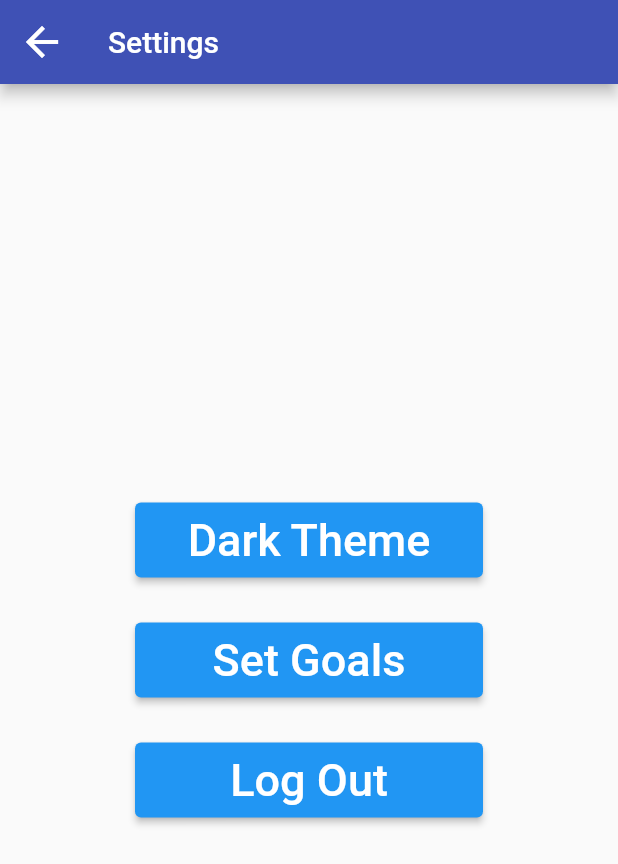
After one commit to GDauterman/rpi_beefcake, a Flutter app: the screen it shows once a user with an empty profile is signed in, item 2 of the bottom bar chosen, after a tap on the "settings" icon, on a phone screen of 412 x 824 dp. The commit adds this screen. Shown: the top 864 px of the screen. Run offline on Flutter 3.47's test engine with Material 2 defaults, Android fonts, the phone set to English and light mode, and no system bars; our stand-ins replace cloud_firestore, firebase_auth, firebase_core; accounts and stored records are empty.

Commit message:
wrapped up Friday night sprint

```diff
--- a/lib/base_page.dart
+++ b/lib/base_page.dart
@@ -18,7 +18,7 @@ class BasePage extends StatefulWidget {
 
 class _BasePage extends State<BasePage> {
 
-  PageItems pageItem = PageItems.home;
+  PageItems pageItem = PageItems.health;
 
   void _onItemTapped(int index) {
     setState(() {
@@ -39,10 +39,15 @@ class _BasePage extends State<BasePage> {
       appBar: AppBar(
         title: Text(pageItem.getTitle),
         backgroundColor: bc_style().accent2color,
+        actions: [
+          IconButton(
+              onPressed: (() {widget.nk.currentState!.pushNamed('/settings');}),
+              icon: Icon(Icons.settings, size: 32,))
+        ],
       ),
       body: (() {
         if(pageItem == PageItems.home) {
-          return const HomePage();}
+          return HomePage(widget.db);}
         if(pageItem == PageItems.fitness) {
           return FitnessPage(widget.db);}
         if(pageItem == PageItems.health) {
--- a/lib/health_page.dart
+++ b/lib/health_page.dart
@@ -82,7 +82,8 @@ class _HealthPage extends State<HealthPage> {
           )
         );
       case healthSubPages.sleep:
-        return Column(
+        return SingleChildScrollView(
+          child: Column(
             children: [
               Container(
                 height: 40,
@@ -102,9 +103,11 @@ class _HealthPage extends State<HealthPage> {
               ),
               SleepPage(widget.db.addSleep)
             ]
+          ),
         );
       case healthSubPages.hydration:
-        return Column(
+        return SingleChildScrollView(
+          child: Column(
             children: [
               Container(
                 height: 40,
@@ -124,9 +127,11 @@ class _HealthPage extends State<HealthPage> {
               ),
               HydrationPage(widget.db.addHydration)
             ]
+          )
         );
       case healthSubPages.nutrition:
-        return Column(
+        return SingleChildScrollView(
+          child: Column(
             children: [
               Container(
                 height: 40,
@@ -146,6 +151,7 @@ class _HealthPage extends State<HealthPage> {
               ),
               NutritionPage(widget.db.addNutrition)
             ]
+          ),
         );
     }
   }
--- a/lib/main.dart
+++ b/lib/main.dart
@@ -7,6 +7,7 @@ import 'package:rpi_beefcake/base_page.dart';
 import 'package:firebase_core/firebase_core.dart';
 import 'package:firebase_auth/firebase_auth.dart';
 import 'package:rpi_beefcake/login_page.dart';
+import 'package:rpi_beefcake/settings_page.dart';
 import 'firebase_options.dart';
 import 'firestore.dart';
 import 'loading_page.dart';
@@ -52,10 +53,11 @@ class MainApp extends StatelessWidget {
             navigatorKey: mainNavKey,
             initialRoute: '/loading',
             routes: {
-              '/':          (context) => BasePage(db: db, nk: homeNavKey),
+              '/':          (context) => BasePage(db: db, nk: mainNavKey),
               '/login':     (context) => const LoginPage(),
               '/register':  (context) => const RegisterPage(),
               '/loading':   (context) => LoadingPage(),
+              '/settings':  (context) => SettingsPage(mainNavKey),
             },
 
           );
--- /dev/null
+++ b/lib/settings_page.dart
@@ -0,0 +1,88 @@
+import 'package:firebase_auth/firebase_auth.dart';
+import 'package:flutter/material.dart';
+import 'package:rpi_beefcake/style_lib.dart';
+
+class SettingsPage extends StatelessWidget {
+
+  GlobalKey<NavigatorState> nk;
+  SettingsPage(this.nk, {Key? key}) : super(key: key);
+
+  @override
+  Widget build(BuildContext context) {
+    return Scaffold(
+      appBar: AppBar(
+        title: Text('Settings'),
+        backgroundColor: bc_style().accent2color,
+        leading: IconButton(
+              onPressed: (() {nk.currentState!.pop();}),
+              icon: Icon(Icons.arrow_back_sharp, size: 32,)
+        )
+      ),
+      body: Center(
+        child: Column(
+          mainAxisAlignment: MainAxisAlignment.center,
+          children: [
+            Padding(
+              padding: EdgeInsets.symmetric(vertical: 15),
+              child: ElevatedButton(
+                onPressed: (() {
+                }),
+                child: SizedBox(
+                  height: 50,
+                  width: 200,
+                  child: Center(
+                    child: Text(
+                      'Dark Theme',
+                      style: TextStyle(
+                          fontSize: 30
+                      ),
+                    ),
+                  ),
+                ),
+              ),
+            ),
+            Padding(
+              padding: EdgeInsets.symmetric(vertical: 15),
+              child: ElevatedButton(
+                onPressed: (() {
+                }),
+                child: SizedBox(
+                  height: 50,
+                  width: 200,
+                  child: Center(
+                    child: Text(
+                      'Set Goals',
+                      style: TextStyle(
+                          fontSize: 30
+                      ),
+                    ),
+                  ),
+                ),
+              ),
+            ),
+            Padding(
+              padding: EdgeInsets.symmetric(vertical: 15),
+              child: ElevatedButton(
+                onPressed: (() {
+                  FirebaseAuth.instance.signOut();
+                }),
+                child: SizedBox(
+                  height: 50,
+                  width: 200,
+                  child: Center(
+                    child: Text(
+                      'Log Out',
+                      style: TextStyle(
+                          fontSize: 30
+                      ),
+                    ),
+                  ),
+                ),
+              ),
+            ),
+          ],
+        )
+      ),
+    );
+  }
+}
--- a/lib/widget_library.dart
+++ b/lib/widget_library.dart
@@ -110,6 +110,7 @@ class _CustTextInput extends State<CustTextInput> {
   void clear() {
     setState(() {controller.clear();});
   }
+
 //TODO: make nullable and return null if not valid (should be on this func)
   String getVal() {
     return controller.text.toString();
```
Also changed, not shown: lib/firestore.dart (+61 -7 lines), lib/home_page.dart (+117 -10 lines). Lines whose indentation alone changed are shown as unchanged.
